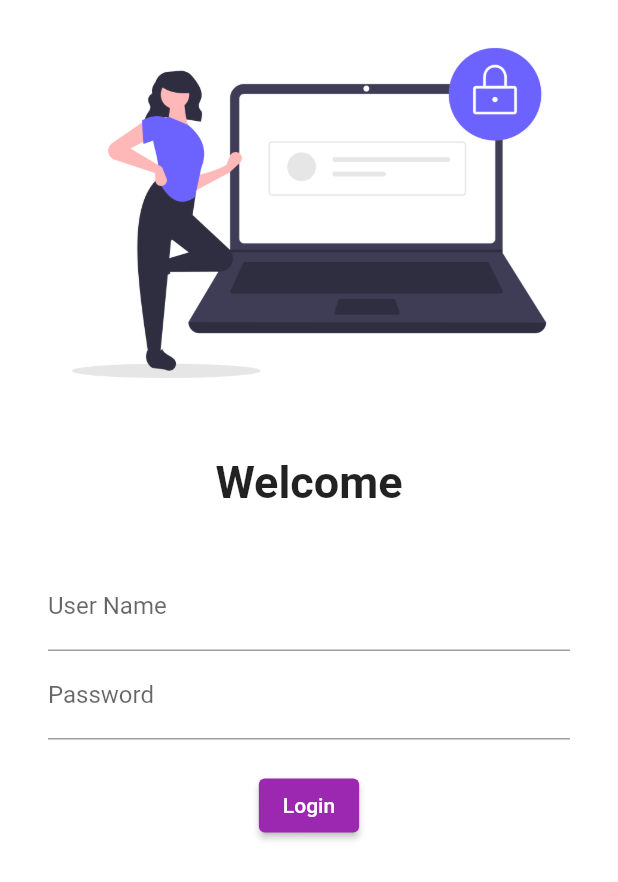
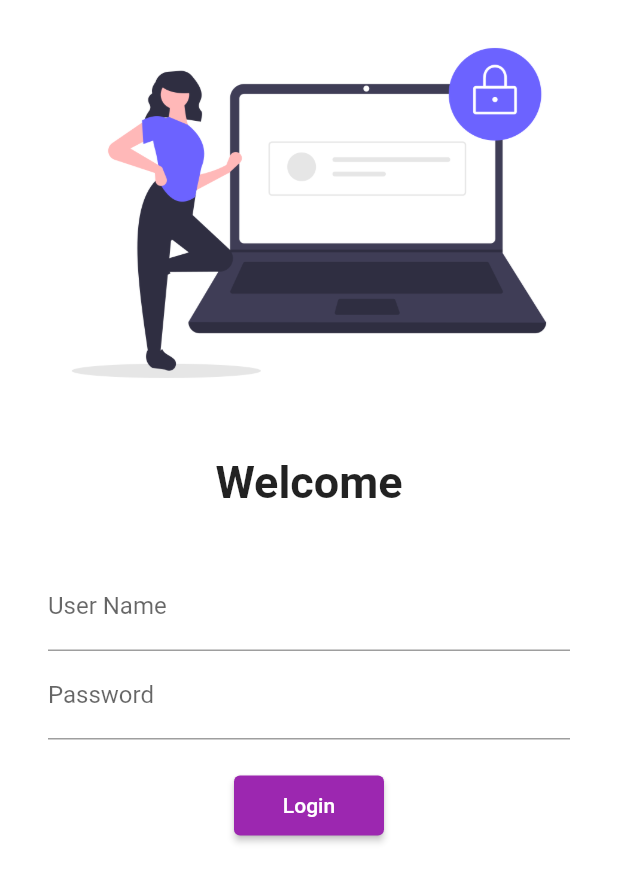
Before and after one commit to HelloShiv/learning_Flutter, a Flutter app: the LoginPage screen opened by its route, on a phone screen of 412 x 824 dp. Shown: the top 882 px of the screen. Run offline on Flutter 3.47's test engine with Material 2 defaults, Android fonts, the phone set to English and light mode, and no system bars.

Commit message:
Day4 learing

```diff
--- a/lib/pages/login_page.dart
+++ b/lib/pages/login_page.dart
@@ -1,63 +1,59 @@
+import 'package:app_learning/util/routes.dart';
 import 'package:flutter/material.dart';
 
-
 class LoginPage extends StatelessWidget {
-  const LoginPage({ Key? key }) : super(key: key);
+  const LoginPage({Key? key}) : super(key: key);
 
   @override
   Widget build(BuildContext context) {
-    return  Material(
+    return Material(
       color: Colors.white,
       child: Column(
         children: [
-        Image.asset('assests/images/login_image.png',
+          Image.asset(
+            'assests/images/login_image.png',
             fit: BoxFit.cover,
           ),
           const SizedBox(
             height: 20.0,
-
           ),
-        const Text("Welcome",style: TextStyle(fontSize: 30,fontWeight: FontWeight.bold),),
+          const Text(
+            "Welcome",
+            style: TextStyle(fontSize: 30, fontWeight: FontWeight.bold),
+          ),
           const SizedBox(
             height: 20.0,
           ),
           Padding(
-          padding: const EdgeInsets.symmetric(vertical:16.0,horizontal:32.0),
+            padding:
+                const EdgeInsets.symmetric(vertical: 16.0, horizontal: 32.0),
             child: Column(
-
               children: [
                 TextFormField(
                   decoration: const InputDecoration(
-                  hintText: "Enter User Name",
-                  labelText: "User Name"
-                ),
+                      hintText: "Enter User Name", labelText: "User Name"),
                 ),
                 TextFormField(
                   obscureText: true,
                   decoration: const InputDecoration(
-                 hintText: "Enter Password here",
-                 labelText: "Password"
-         ),
-
+                      hintText: "Enter Password here", labelText: "Password"),
                 ),
                 const SizedBox(
                   height: 20.0,
                 ),
                 ElevatedButton(
-          onPressed:() {
-             print("Hi there");
+                  onPressed: () {
+                    Navigator.pushNamed(context, MyRoutes.homeRoute);
                   },
                   child: const Text("Login"),
+                  style: TextButton.styleFrom(
+                    minimumSize: Size(100, 40),
                   ),
-
-
+                ),
               ],
             ),
           ),
-
-
         ],
-
       ),
     );
   }
--- /dev/null
+++ b/lib/util/routes.dart
@@ -0,0 +1,4 @@
+class MyRoutes {
+  static String loginRoute = "/login";
+  static String homeRoute = "/home";
+}
```
Also changed, not shown: lib/main.dart (+4 -3 lines). Lines whose indentation alone changed are shown as unchanged.
